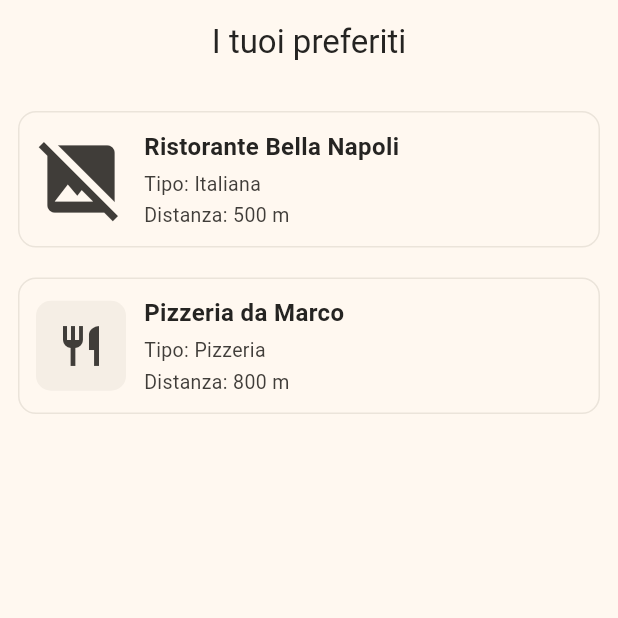
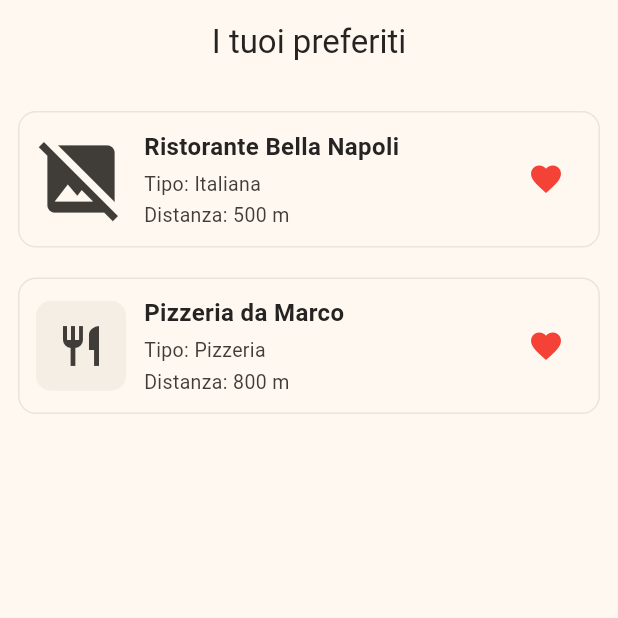
Before and after one commit to mdicarlo10/Tap-Eat, a Flutter app: the screen it shows after launch, item 3 of the bottom bar chosen, on a phone screen of 412 x 824 dp, the top half of it. Run offline on Flutter 3.47's test engine with Material 3 defaults, Android fonts, the phone set to English and light mode, and no system bars; our stand-ins replace flutter_map, latlong2, sqflite; accounts and stored records are empty; network calls fail.

Commit message:
add for preferences

```diff
--- a/lib/widgets/restaurant_card.dart
+++ b/lib/widgets/restaurant_card.dart
@@ -4,8 +4,15 @@ import '../main.dart';
 
 class RestaurantCard extends StatelessWidget {
   final Restaurant restaurant;
+  final bool isFavorite;
+  final VoidCallback onFavoriteToggle;
 
-  const RestaurantCard({Key? key, required this.restaurant}) : super(key: key);
+  const RestaurantCard({
+    Key? key,
+    required this.restaurant,
+    required this.isFavorite,
+    required this.onFavoriteToggle,
+  }) : super(key: key);
 
   @override
   Widget build(BuildContext context) {
@@ -20,7 +27,6 @@ class RestaurantCard extends StatelessWidget {
         padding: const EdgeInsets.all(12.0),
         child: Row(
           children: [
-            // Optional image
             if (restaurant.imageUrl != null)
               ClipRRect(
                 borderRadius: BorderRadius.circular(10),
@@ -54,7 +60,6 @@ class RestaurantCard extends StatelessWidget {
 
             const SizedBox(width: 12),
 
-            // Info
             Expanded(
               child: Column(
                 crossAxisAlignment: CrossAxisAlignment.start,
@@ -88,6 +93,13 @@ class RestaurantCard extends StatelessWidget {
                 ],
               ),
             ),
+            IconButton(
+              icon: Icon(
+                isFavorite ? Icons.favorite : Icons.favorite_border,
+                color: isFavorite ? Colors.red : borderColor.withOpacity(0.6),
+              ),
+              onPressed: onFavoriteToggle,
+            ),
           ],
         ),
       ),
--- a/lib/widgets/restaurant_list.dart
+++ b/lib/widgets/restaurant_list.dart
@@ -18,13 +18,24 @@ class RestaurantList extends StatelessWidget {
   Widget build(BuildContext context) {
     return ListView.builder(
       shrinkWrap: true,
-      physics: const NeverScrollableScrollPhysics(), // evita doppio scroll
+      physics: const NeverScrollableScrollPhysics(),
       itemCount: restaurants.length,
       itemBuilder: (context, index) {
         final restaurant = restaurants[index];
+        // Controlla se il ristorante è nei preferiti
+        final isFavorite = favorites.any(
+          (fav) =>
+              fav.name == restaurant.name &&
+              fav.latitude == restaurant.latitude &&
+              fav.longitude == restaurant.longitude,
+        );
         return Padding(
           padding: const EdgeInsets.symmetric(vertical: 6.0, horizontal: 8.0),
-          child: RestaurantCard(restaurant: restaurant),
+          child: RestaurantCard(
+            restaurant: restaurant,
+            isFavorite: isFavorite,
+            onFavoriteToggle: () => toggleFavorite(restaurant),
+          ),
         );
       },
     );
```
